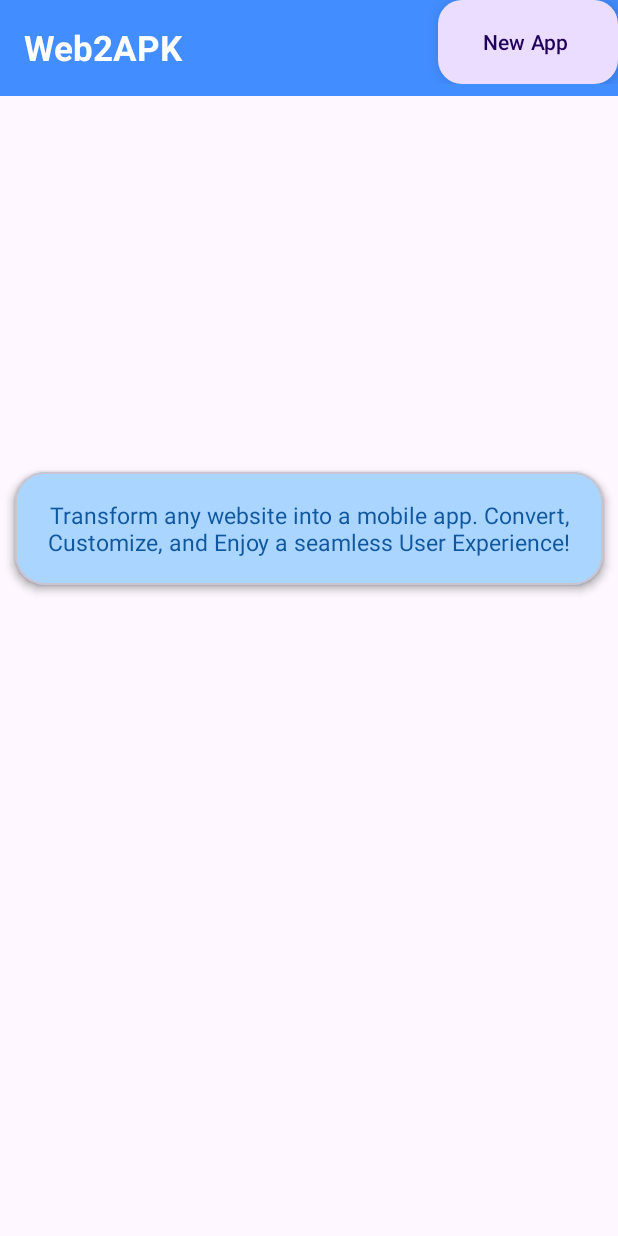
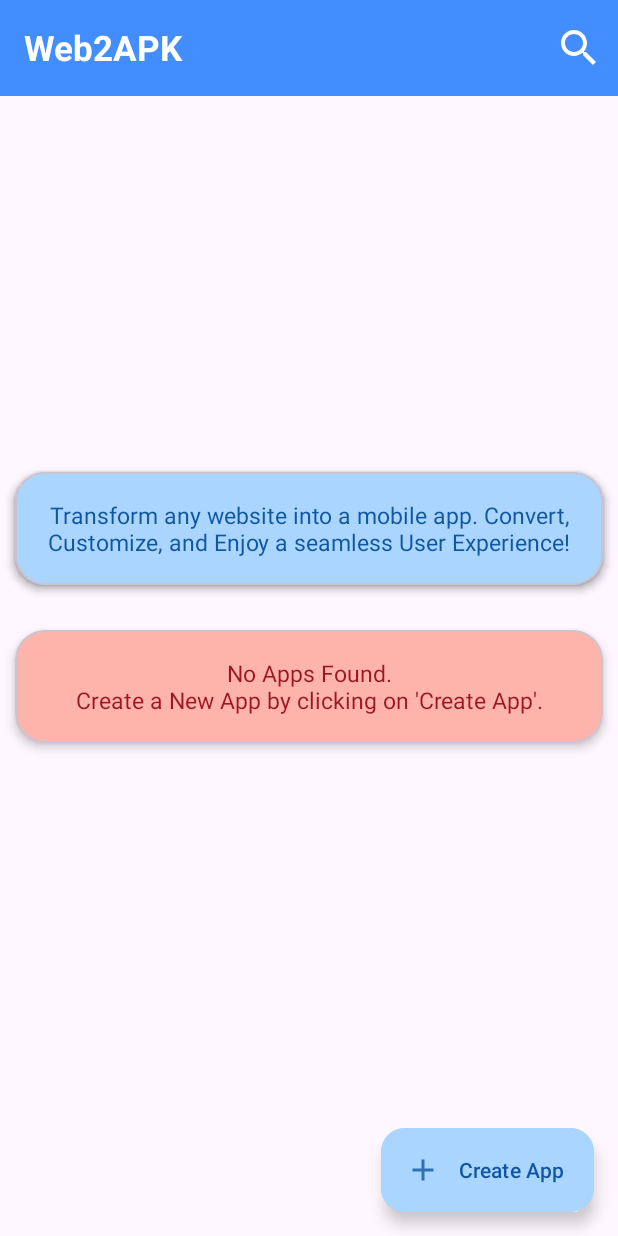
Before and after one commit to pradeepkarthik77/Web2apk, an Android app: the MainActivity screen opened directly, with no data from a screen before it, on a phone screen of 412 x 824 dp. Run offline under Robolectric (Android 15) with nearby library versions, the phone set to English and light mode, and no system bars; 1 statement that could not run was skipped.

Commit message:
Added smaller changes

```diff
--- a/frontend/web2apk/app/src/main/java/com/example/web2apk/AddNewApp.java
+++ b/frontend/web2apk/app/src/main/java/com/example/web2apk/AddNewApp.java
@@ -216,7 +216,6 @@ public class AddNewApp extends AppCompatActivity
                 .show();
     }
 
-
     @Override
     protected void onCreate(@Nullable Bundle savedInstanceState) {
         super.onCreate(savedInstanceState);
--- a/frontend/web2apk/app/src/main/java/com/example/web2apk/MainActivity.java
+++ b/frontend/web2apk/app/src/main/java/com/example/web2apk/MainActivity.java
@@ -2,6 +2,7 @@ package com.example.web2apk;
 
 import androidx.appcompat.app.AppCompatActivity;
 import androidx.appcompat.widget.Toolbar;
+import androidx.core.widget.NestedScrollView;
 import androidx.fragment.app.FragmentManager;
 import androidx.fragment.app.FragmentTransaction;
 
@@ -53,5 +54,28 @@ public class MainActivity extends AppCompatActivity {
             }
         });
 
+        NestedScrollView nestedScrollView = findViewById(R.id.nested_scrollview);
+
+        nestedScrollView.setOnScrollChangeListener(new NestedScrollView.OnScrollChangeListener() {
+            @Override
+            public void onScrollChange(NestedScrollView v, int scrollX, int scrollY, int oldScrollX, int oldScrollY) {
+                // the delay of the extension of the FAB is set for 12 items
+                if (scrollY > oldScrollY + 12 && fab.isExtended()) {
+                    fab.shrink();
+                }
+
+                // the delay of the extension of the FAB is set for 12 items
+                if (scrollY < oldScrollY - 12 && !fab.isExtended()) {
+                    fab.extend();
+                }
+
+                // if the nestedScrollView is at the first item of the list then the
+                // extended floating action should be in extended state
+                if (scrollY == 0) {
+                    fab.extend();
+                }
+            }
+        });
+
     }
 }
--- a/frontend/web2apk/app/src/main/java/com/example/web2apk/SplashScreen.java
+++ b/frontend/web2apk/app/src/main/java/com/example/web2apk/SplashScreen.java
@@ -65,6 +65,6 @@ public class SplashScreen extends AppCompatActivity
             }
             startActivity(mainIntent);
             finish();
-        }, 0); //2500
+        }, 2500); //2500
     }
 }
--- /dev/null
+++ b/frontend/web2apk/app/src/main/res/drawable-anydpi/add_icon.xml
@@ -0,0 +1,11 @@
+<vector xmlns:android="http://schemas.android.com/apk/res/android"
+    android:width="24dp"
+    android:height="24dp"
+    android:viewportWidth="24"
+    android:viewportHeight="24"
+    android:tint="#10579F"
+    android:alpha="0.8">
+  <path
+      android:fillColor="@android:color/white"
+      android:pathData="M19,13h-6v6h-2v-6H5v-2h6V5h2v6h6v2z"/>
+</vector>
--- /dev/null
+++ b/frontend/web2apk/app/src/main/res/drawable-anydpi/search_icon.xml
@@ -0,0 +1,11 @@
+<vector xmlns:android="http://schemas.android.com/apk/res/android"
+    android:width="24dp"
+    android:height="24dp"
+    android:viewportWidth="24"
+    android:viewportHeight="24"
+    android:tint="#FFFFFF"
+    android:alpha="1.0">
+  <path
+      android:fillColor="@android:color/white"
+      android:pathData="M15.5,14h-0.79l-0.28,-0.27C15.41,12.59 16,11.11 16,9.5 16,5.91 13.09,3 9.5,3S3,5.91 3,9.5 5.91,16 9.5,16c1.61,0 3.09,-0.59 4.23,-1.57l0.27,0.28v0.79l5,4.99L20.49,19l-4.99,-5zM9.5,14C7.01,14 5,11.99 5,9.5S7.01,5 9.5,5 14,7.01 14,9.5 11.99,14 9.5,14z"/>
+</vector>
--- a/frontend/web2apk/app/src/main/res/layout/activity_main.xml
+++ b/frontend/web2apk/app/src/main/res/layout/activity_main.xml
@@ -1,41 +1,41 @@
 <?xml version="1.0" encoding="utf-8"?>
+
+<androidx.constraintlayout.widget.ConstraintLayout
+    xmlns:app="http://schemas.android.com/apk/res-auto"
+    xmlns:android="http://schemas.android.com/apk/res/android"
+    android:layout_width="match_parent"
+    android:layout_height="match_parent"
+    >
 <androidx.coordinatorlayout.widget.CoordinatorLayout
     android:layout_width="match_parent"
     android:layout_height="match_parent"
     android:id="@+id/drawer_layout"
-        xmlns:app="http://schemas.android.com/apk/res-auto"
-        xmlns:android="http://schemas.android.com/apk/res/android"
-        xmlns:tools = "http://schemas.android.com/tools"
-        >
+    xmlns:tools="http://schemas.android.com/tools">
 
     <com.google.android.material.appbar.AppBarLayout
         android:layout_width="match_parent"
-            android:layout_height="wrap_content"
-            >
+        android:layout_height="wrap_content">
 
         <com.google.android.material.appbar.CollapsingToolbarLayout
             android:layout_width="match_parent"
             android:layout_height="wrap_content"
             app:contentScrim="@color/default_color"
-                app:layout_scrollFlags="scroll|snap|exitUntilCollapsed"
-                >
+            app:layout_scrollFlags="scroll|snap|exitUntilCollapsed">
 
             <androidx.constraintlayout.widget.ConstraintLayout
                 android:layout_width="match_parent"
-                    android:layout_height="wrap_content"
-                    >
-
-                    <!--Content inside the constraintlayout-->
+                android:layout_height="wrap_content">
 
                 <fragment
                     android:id="@+id/home_fragment"
                     android:name="com.example.web2apk.home_fragment"
                     android:layout_width="match_parent"
-                        android:layout_height="match_parent" />
+                    android:layout_height="wrap_content"
+                    app:layout_constraintTop_toTopOf="parent"/>
 
             </androidx.constraintlayout.widget.ConstraintLayout>
 
-                <include layout="@layout/home_fragment_toolbar" />
+            <include layout="@layout/home_fragment_toolbar"/>
 
         </com.google.android.material.appbar.CollapsingToolbarLayout>
 
@@ -43,20 +43,44 @@
 
     <androidx.core.widget.NestedScrollView
         android:layout_width="match_parent"
-            android:layout_height="wrap_content">
+        android:layout_height="wrap_content"
+        android:id="@+id/nested_scrollview"
+        app:layout_behavior="@string/appbar_scrolling_view_behavior">
 
         <androidx.constraintlayout.widget.ConstraintLayout
             android:layout_width="match_parent"
-                android:layout_height="wrap_content"
-                >
+            android:layout_height="wrap_content">
 
             <LinearLayout
                 android:layout_width="match_parent"
                 android:layout_height="wrap_content"
                 android:id="@+id/log_linear"
                 android:orientation="vertical"
-                    app:layout_constraintTop_toTopOf="parent"
-                    >
+                app:layout_constraintTop_toTopOf="parent">
+
+                <com.google.android.material.card.MaterialCardView
+                    android:layout_width="match_parent"
+                    android:layout_height="75dp"
+                    app:cardElevation="4dp"
+                    android:id="@+id/no_record_info"
+                    android:layout_marginLeft="10dp"
+                    android:layout_marginRight="10dp"
+                    android:backgroundTint="#FEB4AB"
+                    app:cardCornerRadius="20dp"
+                    android:padding="10dp"
+                    android:layout_marginTop="20dp"
+                    app:layout_constraintBottom_toBottomOf="parent">
+
+                    <TextView
+                        android:layout_width="wrap_content"
+                        android:layout_height="wrap_content"
+                        android:text="No Apps Found.\nCreate a New App by clicking on 'Create App'."
+                        android:gravity="center"
+                        android:textSize="15sp"
+                        android:textColor="#9B181E"
+                        android:layout_gravity="center"/>
+
+                </com.google.android.material.card.MaterialCardView>
 
                 <androidx.recyclerview.widget.RecyclerView
                     android:id="@+id/main_recycler"
@@ -65,21 +89,29 @@
                     android:clipToPadding="false"
                     android:layout_marginTop="20dp"
                     android:layout_marginLeft="10dp"
-                        android:overScrollMode="never"
-                        />
+                    android:overScrollMode="never"/>
+
             </LinearLayout>
-
-                <com.google.android.material.floatingactionbutton.ExtendedFloatingActionButton
-                    android:id="@+id/new_app_fab"
-                    android:layout_width="wrap_content"
-                    android:layout_height="wrap_content"
-                    android:text="New App"
-                    app:layout_constraintBottom_toBottomOf="parent"
-                    app:layout_constraintRight_toRightOf="parent"
-                    app:layout_behavior="com.google.android.material.floatingactionbutton.ExtendedFloatingActionButton$ExtendedFloatingActionButtonBehavior" />
 
         </androidx.constraintlayout.widget.ConstraintLayout>
 
     </androidx.core.widget.NestedScrollView>
 
 </androidx.coordinatorlayout.widget.CoordinatorLayout>
+
+    <com.google.android.material.floatingactionbutton.ExtendedFloatingActionButton
+        android:id="@+id/new_app_fab"
+        android:layout_width="wrap_content"
+        android:layout_height="wrap_content"
+        android:text="Create App"
+        app:icon="@drawable/add_icon"
+        app:iconTint="@color/dark_blue"
+        android:textColor="@color/dark_blue"
+        android:backgroundTint="#AAD5FF"
+        app:layout_constraintBottom_toBottomOf="parent"
+        app:layout_constraintRight_toRightOf="parent"
+        android:layout_marginBottom="16dp"
+        android:layout_marginEnd="16dp"
+        app:layout_behavior="com.google.android.material.floatingactionbutton.ExtendedFloatingActionButton$ExtendedFloatingActionButtonBehavior"/>
+
+</androidx.constraintlayout.widget.ConstraintLayout>
--- a/frontend/web2apk/app/src/main/res/layout/addnewapp_layout.xml
+++ b/frontend/web2apk/app/src/main/res/layout/addnewapp_layout.xml
@@ -19,6 +19,7 @@
         app:layout_constraintTop_toTopOf="parent"
         app:layout_constraintLeft_toLeftOf="parent"
         android:src="@drawable/back_btn"
+        android:clickable="true"
         android:background="?selectableItemBackgroundBorderless"
         />
 
--- a/frontend/web2apk/app/src/main/res/layout/home_fragment_toolbar.xml
+++ b/frontend/web2apk/app/src/main/res/layout/home_fragment_toolbar.xml
@@ -31,6 +31,15 @@
             android:layout_height="0dp"
             android:layout_weight="1" />
 
+        <ImageView
+            android:layout_width="32dp"
+            android:layout_height="32dp"
+            android:id="@+id/search_apps"
+            android:src="@drawable/search_icon"
+            android:layout_marginRight="10dp"
+            android:background="?selectableItemBackgroundBorderless"
+            />
+
     </LinearLayout>
 
 </androidx.appcompat.widget.Toolbar>
```
Also changed, not shown: frontend/web2apk/app/src/main/res/drawable-hdpi/add_icon.png (added), frontend/web2apk/app/src/main/res/drawable-hdpi/search_icon.png (added), frontend/web2apk/app/src/main/res/drawable-mdpi/add_icon.png (added), frontend/web2apk/app/src/main/res/drawable-mdpi/search_icon.png (added), frontend/web2apk/app/src/main/res/drawable-xhdpi/add_icon.png (added), frontend/web2apk/app/src/main/res/drawable-xhdpi/search_icon.png (added), frontend/web2apk/app/src/main/res/drawable-xxhdpi/add_icon.png (added), frontend/web2apk/app/src/main/res/drawable-xxhdpi/search_icon.png (added). Lines whose indentation alone changed are shown as unchanged.
